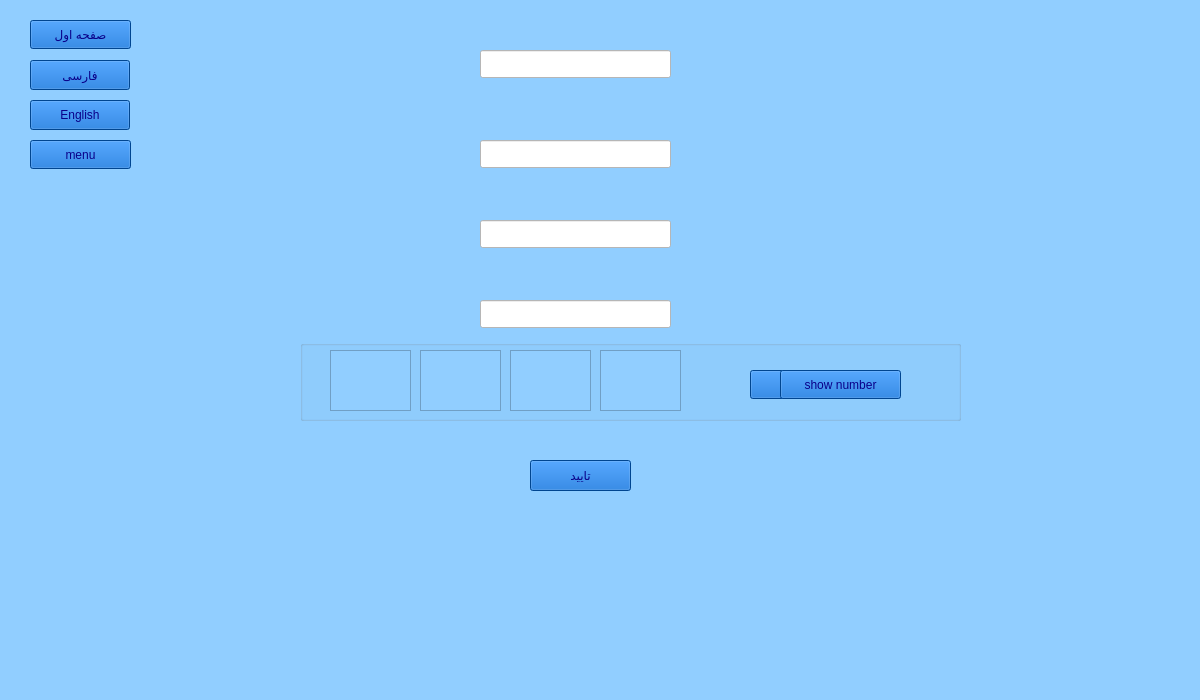
Before: the Qt Designer form signin.ui in mahan109910/linking_me, drawn with Qt 5.
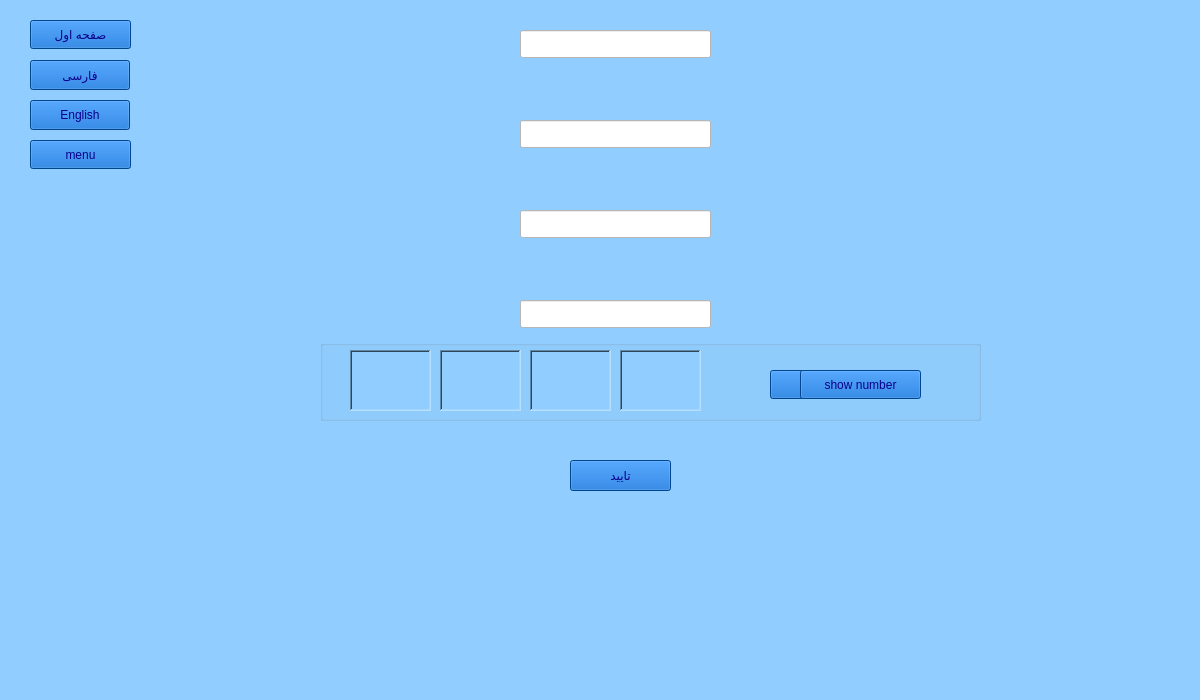
After: the same form once the commit is applied. Icons and pictures are not drawn.

What changed in the file:
```diff
--- a/signin.ui
+++ b/signin.ui
@@ -38,8 +38,8 @@
     <widget class="QLineEdit" name="lineEdit_signin_name">
      <property name="geometry">
       <rect>
-       <x>310</x>
-       <y>30</y>
+       <x>350</x>
+       <y>10</y>
        <width>191</width>
        <height>28</height>
       </rect>
@@ -57,8 +57,8 @@
     <widget class="QLineEdit" name="lineEdit_signin_password">
      <property name="geometry">
       <rect>
-       <x>310</x>
-       <y>120</y>
+       <x>350</x>
+       <y>100</y>
        <width>191</width>
        <height>28</height>
       </rect>
@@ -70,8 +70,8 @@
     <widget class="QLineEdit" name="lineEdit_signin_REpassword">
      <property name="geometry">
       <rect>
-       <x>310</x>
-       <y>200</y>
+       <x>350</x>
+       <y>190</y>
        <width>191</width>
        <height>28</height>
       </rect>
@@ -83,7 +83,7 @@
     <widget class="QLineEdit" name="lineEdit_safe_signin">
      <property name="geometry">
       <rect>
-       <x>310</x>
+       <x>350</x>
        <y>280</y>
        <width>191</width>
        <height>28</height>
@@ -97,7 +97,7 @@
    <widget class="QFrame" name="frame_Poetry">
     <property name="geometry">
      <rect>
-      <x>170</x>
+      <x>210</x>
       <y>420</y>
       <width>881</width>
       <height>301</height>
@@ -217,7 +217,7 @@
    <widget class="QGroupBox" name="groupBox_safe_signin">
     <property name="geometry">
      <rect>
-      <x>300</x>
+      <x>320</x>
       <y>340</y>
       <width>661</width>
       <height>81</height>
@@ -243,10 +243,10 @@
 </string>
      </property>
      <property name="frameShape">
-      <enum>QFrame::StyledPanel</enum>
+      <enum>QFrame::WinPanel</enum>
      </property>
      <property name="frameShadow">
-      <enum>QFrame::Raised</enum>
+      <enum>QFrame::Sunken</enum>
      </property>
     </widget>
     <widget class="QFrame" name="frame_safe_3_signin">
@@ -263,10 +263,10 @@
 </string>
      </property>
      <property name="frameShape">
-      <enum>QFrame::StyledPanel</enum>
+      <enum>QFrame::WinPanel</enum>
      </property>
      <property name="frameShadow">
-      <enum>QFrame::Raised</enum>
+      <enum>QFrame::Sunken</enum>
      </property>
     </widget>
     <widget class="QFrame" name="frame_safe_4_signin">
@@ -283,10 +283,10 @@
 </string>
      </property>
      <property name="frameShape">
-      <enum>QFrame::StyledPanel</enum>
+      <enum>QFrame::WinPanel</enum>
      </property>
      <property name="frameShadow">
-      <enum>QFrame::Raised</enum>
+      <enum>QFrame::Sunken</enum>
      </property>
     </widget>
     <widget class="QPushButton" name="pushButton_show_safe_signin">
@@ -323,10 +323,10 @@
 </string>
      </property>
      <property name="frameShape">
-      <enum>QFrame::StyledPanel</enum>
+      <enum>QFrame::WinPanel</enum>
      </property>
      <property name="frameShadow">
-      <enum>QFrame::Raised</enum>
+      <enum>QFrame::Sunken</enum>
      </property>
     </widget>
     <widget class="QPushButton" name="pushButton_show_safe_signin_2">
```
Left out of the diff: 2 changed lines with no effect on the pictures.
